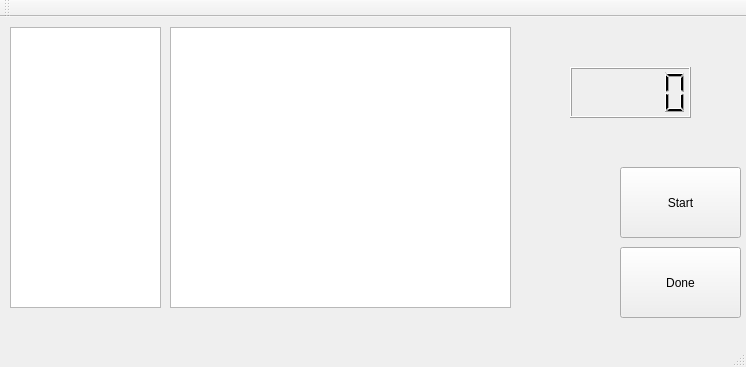
NotoriousRebel/task-sprinter, file ui/mainwindow.ui: the form before one commit.
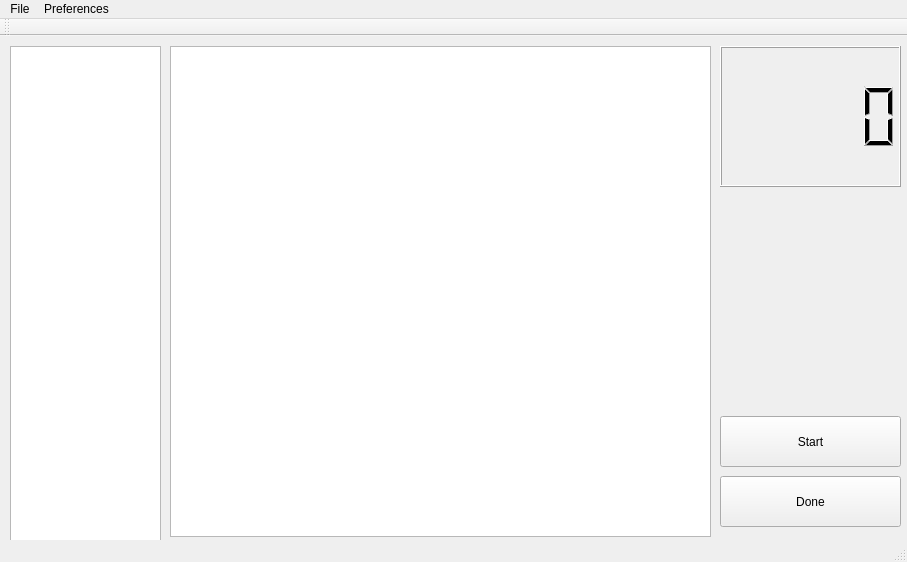
The form after the commit.

```diff
--- a/ui/mainwindow.ui
+++ b/ui/mainwindow.ui
@@ -6,50 +6,21 @@
    <rect>
     <x>0</x>
     <y>0</y>
-    <width>746</width>
-    <height>367</height>
+    <width>907</width>
+    <height>562</height>
    </rect>
   </property>
   <property name="windowTitle">
    <string>MainWindow</string>
   </property>
   <widget class="QWidget" name="centralWidget">
-   <widget class="QPushButton" name="doneButton">
-    <property name="geometry">
-     <rect>
-      <x>620</x>
-      <y>230</y>
-      <width>121</width>
-      <height>71</height>
-     </rect>
-    </property>
-    <property name="text">
-     <string>Done</string>
-    </property>
-   </widget>
-   <widget class="QLCDNumber" name="clockNumber">
-    <property name="geometry">
-     <rect>
-      <x>570</x>
-      <y>50</y>
-      <width>121</width>
-      <height>51</height>
-     </rect>
-    </property>
-    <property name="minimumSize">
-     <size>
-      <width>121</width>
-      <height>0</height>
-     </size>
-    </property>
-   </widget>
-   <widget class="QListWidget" name="listWidget">
+   <widget class="QListWidget" name="routinesListWidget">
     <property name="geometry">
      <rect>
       <x>10</x>
       <y>10</y>
       <width>151</width>
-      <height>281</height>
+      <height>511</height>
      </rect>
     </property>
    </widget>
@@ -58,34 +29,74 @@
      <rect>
       <x>170</x>
       <y>10</y>
-      <width>341</width>
-      <height>281</height>
+      <width>541</width>
+      <height>491</height>
      </rect>
     </property>
    </widget>
-   <widget class="QPushButton" name="pushButton">
+   <widget class="QLCDNumber" name="clockNumber">
     <property name="geometry">
      <rect>
-      <x>620</x>
-      <y>150</y>
-      <width>121</width>
-      <height>71</height>
+      <x>720</x>
+      <y>10</y>
+      <width>181</width>
+      <height>141</height>
+     </rect>
+    </property>
+   </widget>
+   <widget class="QPushButton" name="startButton">
+    <property name="geometry">
+     <rect>
+      <x>720</x>
+      <y>380</y>
+      <width>181</width>
+      <height>51</height>
      </rect>
     </property>
     <property name="text">
      <string>Start</string>
     </property>
    </widget>
+   <widget class="QPushButton" name="doneButton">
+    <property name="geometry">
+     <rect>
+      <x>720</x>
+      <y>440</y>
+      <width>181</width>
+      <height>51</height>
+     </rect>
+    </property>
+    <property name="text">
+     <string>Done</string>
+    </property>
+   </widget>
   </widget>
   <widget class="QMenuBar" name="menuBar">
    <property name="geometry">
     <rect>
      <x>0</x>
      <y>0</y>
-     <width>746</width>
+     <width>907</width>
      <height>25</height>
     </rect>
    </property>
+   <widget class="QMenu" name="menuFile">
+    <property name="title">
+     <string>File</string>
+    </property>
+    <addaction name="actionOpen"/>
+    <addaction name="actionSave"/>
+    <addaction name="separator"/>
+    <addaction name="separator"/>
+    <addaction name="actionExit"/>
+   </widget>
+   <widget class="QMenu" name="menuPreferences">
+    <property name="title">
+     <string>Preferences</string>
+    </property>
+   </widget>
+   <addaction name="menuFile"/>
+   <addaction name="menuPreferences"/>
   </widget>
   <widget class="QToolBar" name="mainToolBar">
    <attribute name="toolBarArea">
```
Left out of the diff: 17 changed lines with no effect on the pictures.
